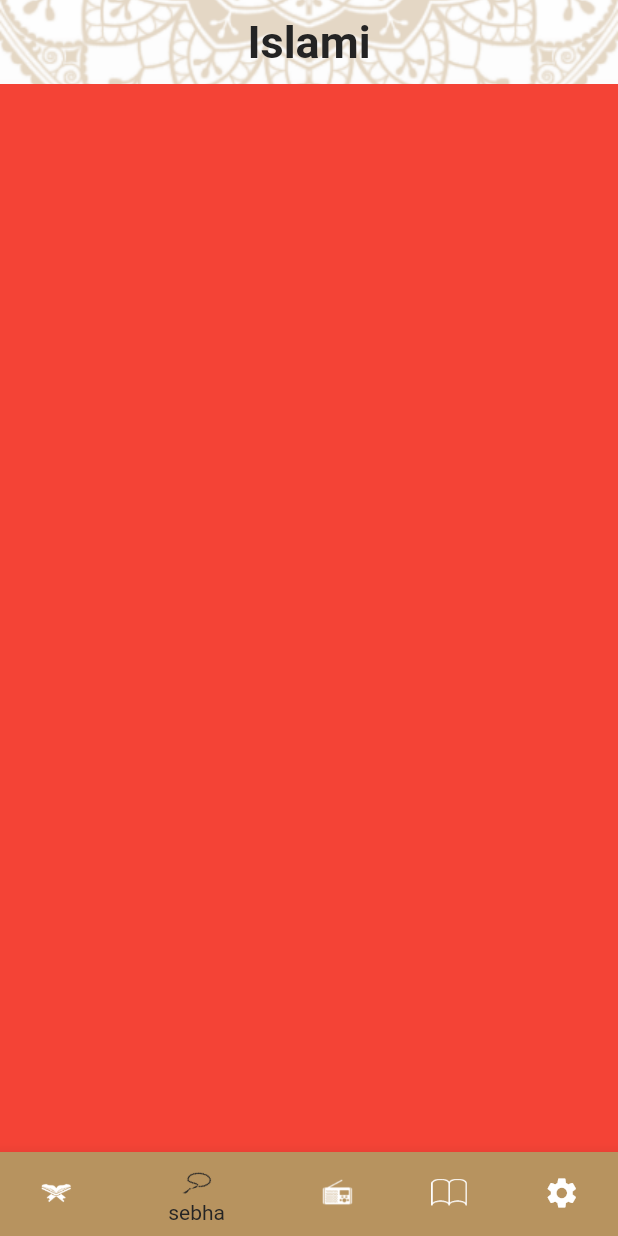
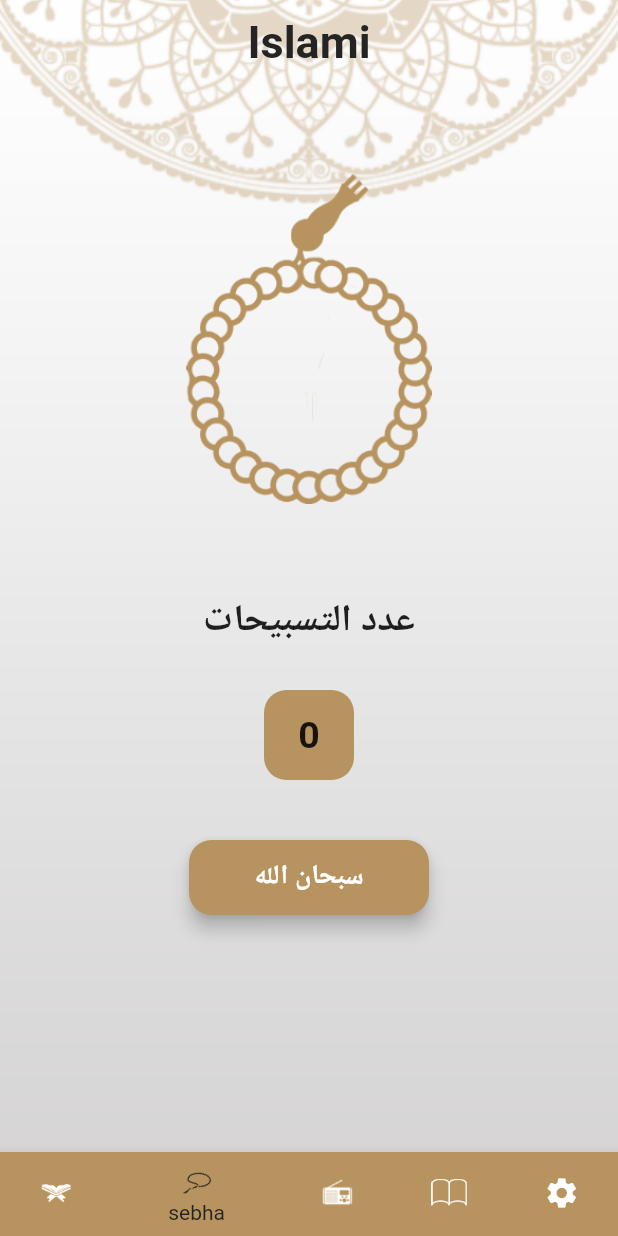
Before and after one commit to Omarmostafaxz/islami_app, a Flutter app: the screen it shows after launch, item 2 of the bottom bar chosen, on a phone screen of 412 x 824 dp. Run offline on Flutter 3.47's test engine with Material 2 defaults, Android fonts, the phone set to English and light mode, and no system bars.

Commit message:
finish sebha

```diff
--- a/lib/Tabs/sebha.dart
+++ b/lib/Tabs/sebha.dart
@@ -1,11 +1,63 @@
 import 'package:flutter/material.dart';
 
-class SebhaTab extends StatelessWidget {
+class SebhaTab extends StatefulWidget {
 
   @override
+  State<SebhaTab> createState() => _SebhaTabState();
+}
+
+class _SebhaTabState extends State<SebhaTab> {
+  int counter = 0;
+  String name="سبحان الله";// Initial counter value
+  void incrementCounter() {
+    setState(() {});
+    if (counter < 33) {
+      counter += 1; // Increment the counter by 1
+    } else {
+      if(name=="سبحان الله"){
+      counter = 0;
+      name="الحمد لله";// Reset the counter to zero
+    }
+      else if(name=="الحمد لله"){
+        counter = 0;
+        name="الله اكبر";
+      }
+      else{
+        counter = 0;
+        name="سبحان الله";
+      }
+    }
+}
+  @override
   Widget build(BuildContext context) {
-    return Container(
-      color: Colors.red,
-    );
+    return Scaffold(
+  body: Column(
+    children: [
+      Center(
+          child: Padding(
+            padding: const EdgeInsets.only(top: 60),
+            child: Image.asset("assets/images/sebha_img.png",height:220,),
+          )),
+      Padding(
+        padding: const EdgeInsets.only(top: 60),
+        child: Text("عدد التسبيحات",style: TextStyle(fontSize: 25,fontWeight:FontWeight.bold),),
+      ),
+      Padding(
+        padding: const EdgeInsets.only(top: 30),
+        child: Container(
+            decoration: BoxDecoration(
+                color: Color(0xffB7935F),
+                borderRadius: BorderRadius.circular(15)),
+            width: 60,
+            height: 60,
+            child: Center(child: Text('$counter',style: TextStyle(fontSize: 25,fontWeight: FontWeight.bold),))),
+      ),
+      Padding(
+        padding: const EdgeInsets.only(top: 40),
+        child: ElevatedButton(onPressed: (){incrementCounter();}, child:Text(name,style: TextStyle(fontSize: 18,fontWeight: FontWeight.bold),),style: ElevatedButton.styleFrom(fixedSize: Size(160, 50),elevation:5,backgroundColor: Color(0xffB7935F),shape:RoundedRectangleBorder(borderRadius:BorderRadius.circular(15))),),
+      )
+    ],
+  ),
+);
   }
 }
--- a/lib/main.dart
+++ b/lib/main.dart
@@ -17,7 +17,6 @@ class MyApp extends StatelessWidget {
       debugShowCheckedModeBanner: false ,
       initialRoute: HomeScreen.routeName ,
       routes:{
-
         HomeScreen.routeName:(context) => HomeScreen(),
         SuraDetails.routeName:(context) => SuraDetails(),
       },
```
Also changed, not shown: assets/images/2.0x/sebha_img@2x.png (added), assets/images/3.0x/sebha_img@3x.png (added), assets/images/sebha_img.png (added).
